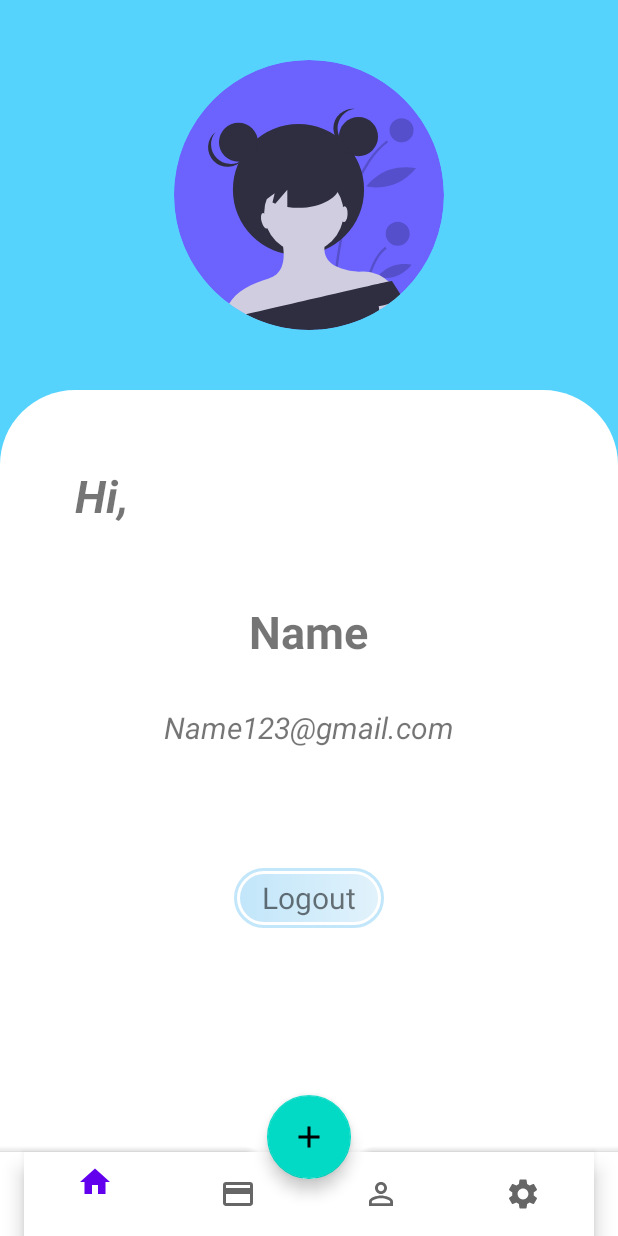
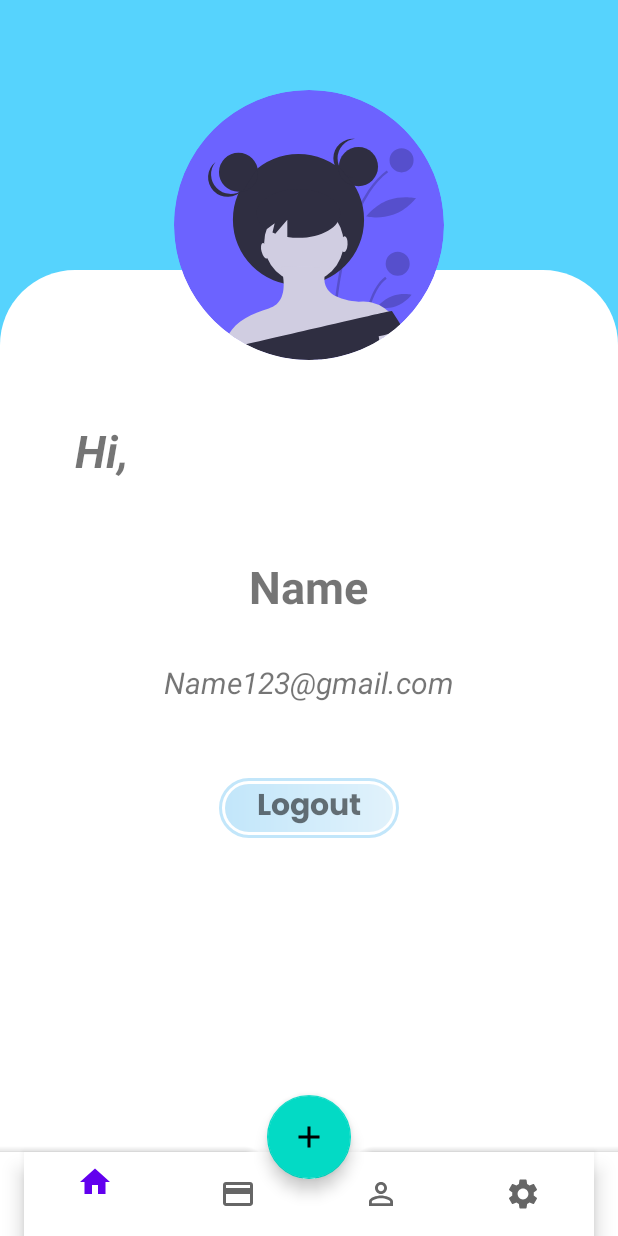
Before and after one commit to shivenducs1136/PocketSaving, an Android app: the ProfileFragment screen opened through its navigation route, on a phone screen of 412 x 824 dp. Run offline under Robolectric (Android 15) with nearby library versions, the phone set to English and light mode, and no system bars; our stand-ins replace CircleImageView, Firebase (no records; nobody signed in at launch, a user with empty details on screens opened directly), Picasso, data binding; 2 statements that could not run were skipped.

Commit message:
Profile edited

```diff
--- a/app/src/main/java/com/dsckiet/pocketsaving/ui/ProfileFragment.kt
+++ b/app/src/main/java/com/dsckiet/pocketsaving/ui/ProfileFragment.kt
@@ -50,7 +50,8 @@ class ProfileFragment : Fragment() {
 
             databaseReference = FirebaseDatabase.getInstance().getReference("Users")
             val User = User(signInAccount.displayName,signInAccount.familyName,signInAccount.email,signInAccount.photoUrl.toString(),signInAccount.account.toString())
-            signInAccount.displayName?.let { databaseReference.child(it).setValue(User) }
+
+            databaseReference.child(signInAccount.displayName.toString()).setValue(User)
         }
 
         logoutBtn.setOnClickListener {
--- a/app/src/main/res/layout/fragment_profile.xml
+++ b/app/src/main/res/layout/fragment_profile.xml
@@ -15,26 +15,23 @@
             android:layout_height="match_parent"
             android:background="@color/d_blue">
 
-            <de.hdodenhof.circleimageview.CircleImageView
-                android:id="@+id/ppic"
-                android:layout_width="180dp"
-                android:layout_height="180dp"
-                android:layout_centerHorizontal="true"
-                android:layout_marginTop="40dp"
-                android:src="@drawable/ic_undraw_female_avatar_w3jk" />
+
 
             <RelativeLayout
+                android:id="@+id/rltvw"
                 android:layout_width="match_parent"
                 android:layout_height="match_parent"
-                android:layout_below="@id/ppic"
-                android:layout_marginTop="40dp"
+                android:layout_marginTop="180dp"
                 android:background="@drawable/cardbg">
 
                 <TextView
                     android:id="@+id/Hi"
                     android:layout_width="wrap_content"
                     android:layout_height="wrap_content"
-                    android:layout_margin="50dp"
+                    android:layout_marginStart="50dp"
+                    android:layout_marginTop="100dp"
+                    android:layout_marginEnd="50dp"
+                    android:layout_marginBottom="50dp"
                     android:text="Hi,"
                     android:textSize="30sp"
                     android:textStyle="bold|italic" />
@@ -63,21 +60,30 @@
 
                 <TextView
                     android:id="@+id/logoutBtn"
-                    android:layout_width="100dp"
+                    android:layout_width="120dp"
                     android:layout_height="40dp"
                     android:layout_below="@id/email"
                     android:layout_centerHorizontal="true"
                     android:layout_marginStart="80dp"
-                    android:layout_marginTop="80dp"
+                    android:layout_marginTop="50dp"
                     android:layout_marginEnd="80dp"
                     android:layout_marginBottom="80dp"
                     android:background="@drawable/logout"
+                    android:fontFamily="@font/poppins_bold"
                     android:gravity="center"
                     android:text="Logout"
                     android:textSize="20dp" />
 
 
             </RelativeLayout>
+
+            <de.hdodenhof.circleimageview.CircleImageView
+                android:id="@+id/ppic"
+                android:layout_width="180dp"
+                android:layout_height="180dp"
+                android:layout_centerHorizontal="true"
+                android:layout_marginTop="60dp"
+                android:src="@drawable/ic_undraw_female_avatar_w3jk" />
 
 
 
```
